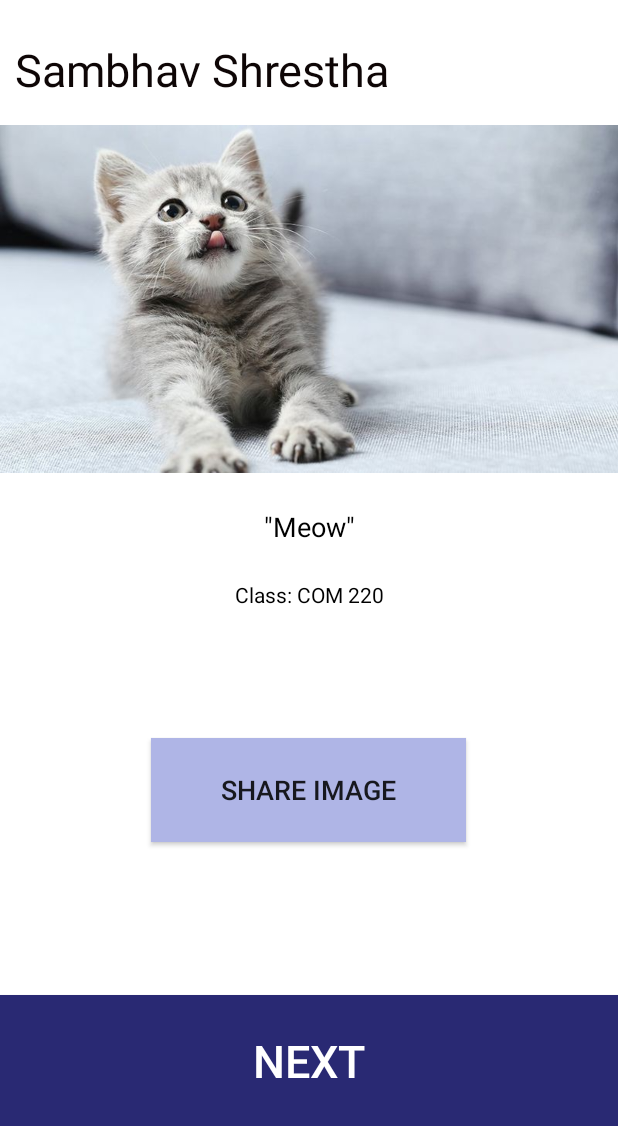
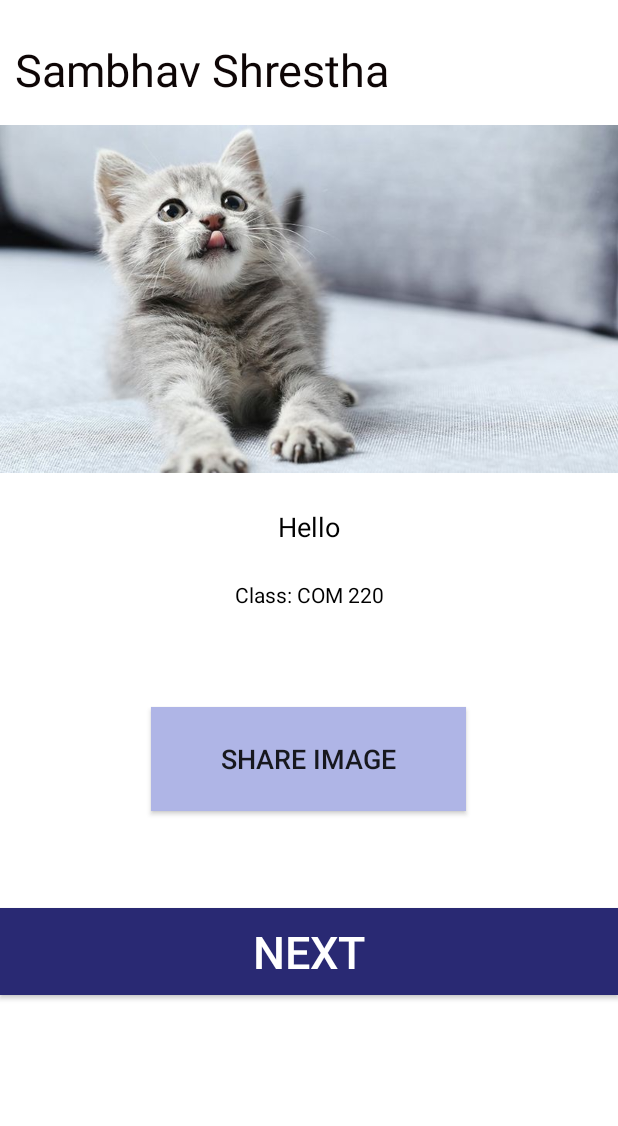
Before and after one commit to Sambhav101/YearbookProject, an Android app: the screen it shows after launch (SambhavActivity), after a tap on "VIEW YEARBOOKS", on a phone screen of 412 x 824 dp, the part 110-1236 px from its top. Run offline under Robolectric (Android 15) with nearby library versions, the phone set to English and light mode, and no system bars.

```diff
--- a/app/src/main/java/com/example/yearbookproject/MainActivity.kt
+++ b/app/src/main/java/com/example/yearbookproject/MainActivity.kt
@@ -2,20 +2,46 @@ package com.example.yearbookproject
 
 import android.app.NotificationChannel
 import android.app.NotificationManager
+import android.app.PendingIntent
 import android.content.Context
 import android.content.Intent
 import android.os.Build
+import android.os.Bundle
+import android.os.CountDownTimer
+import android.view.View
 import androidx.appcompat.app.AppCompatActivity
-import android.os.Bundle
-import android.view.View
 import androidx.core.app.NotificationCompat
+import androidx.core.app.NotificationManagerCompat
+
 
 class MainActivity : AppCompatActivity() {
     override fun onCreate(savedInstanceState: Bundle?) {
         super.onCreate(savedInstanceState)
+        createNotificationChannel()
         setContentView(R.layout.activity_main)
 
+        // Create an explicit intent for an Activity in your app
+        val intent = Intent(this, MainActivity::class.java).apply {
+            flags = Intent.FLAG_ACTIVITY_NEW_TASK or Intent.FLAG_ACTIVITY_CLEAR_TASK
+        }
+        val pendingIntent: PendingIntent = PendingIntent.getActivity(this, 0, intent, 0)
+
+        val builder = NotificationCompat.Builder(this, "channelID")
+                .setSmallIcon(R.drawable.ic_launcher_background)
+                .setContentTitle("My notification")
+                .setContentText("Hello World!")
+                .setPriority(NotificationCompat.PRIORITY_HIGH)
+                // Set the intent that will fire when the user taps the notification
+                .setContentIntent(pendingIntent)
+                .setAutoCancel(true)
+
+
+        with(NotificationManagerCompat.from(this)) {
+            // notificationId is a unique int for each notification that you must define
+            notify(1, builder.build())
+        }
     }
+
 
     fun openFeed(view: View) {
         val intent = Intent(this, SambhavActivity::class.java)
@@ -28,4 +54,21 @@ class MainActivity : AppCompatActivity() {
         startActivity(intent)
     }
 
+    private fun createNotificationChannel() {
+        // Create the NotificationChannel, but only on API 26+ because
+        // the NotificationChannel class is new and not in the support library
+        if (Build.VERSION.SDK_INT >= Build.VERSION_CODES.O) {
+            val name = getString(R.string.channel_name)
+            val descriptionText = getString(R.string.channel_description)
+            val importance = NotificationManager.IMPORTANCE_HIGH
+            val channel = NotificationChannel("channelID", name, importance).apply {
+                description = descriptionText
+            }
+            // Register the channel with the system
+            val notificationManager: NotificationManager =
+                    getSystemService(Context.NOTIFICATION_SERVICE) as NotificationManager
+            notificationManager.createNotificationChannel(channel)
+        }
+    }
+
 }
--- a/app/src/main/res/layout/activity_sambhav.xml
+++ b/app/src/main/res/layout/activity_sambhav.xml
@@ -105,7 +105,7 @@
         android:layout_width="match_parent"
         android:layout_height="71dp"
         android:gravity="center"
-        android:text='"Meow"'
+        android:text="Hello"
         android:textColor="#000000"
         android:textSize="18sp" />
 
@@ -121,7 +121,7 @@
     <androidx.constraintlayout.widget.ConstraintLayout
         android:id="@+id/linearLayout3"
         android:layout_width="match_parent"
-        android:layout_height="227dp">
+        android:layout_height="169dp">
 
         <Button
             android:id="@+id/button6"
@@ -145,7 +145,7 @@
     <Button
         android:id="@+id/button8"
         android:layout_width="match_parent"
-        android:layout_height="match_parent"
+        android:layout_height="58dp"
         android:background="#292973"
         android:onClick="next_p"
         android:text="Next"
--- a/app/src/main/res/layout/activity_webview.xml
+++ b/app/src/main/res/layout/activity_webview.xml
@@ -12,12 +12,12 @@
     <WebView
         android:id="@+id/web"
         android:layout_width="match_parent"
-        android:layout_height="749dp" />
+        android:layout_height="684dp" />
 
     <Button
         android:id="@+id/button3"
         android:layout_width="match_parent"
-        android:layout_height="match_parent"
+        android:layout_height="wrap_content"
         android:background="#040303"
         android:onClick="home"
         android:text="Home"
--- a/app/src/main/res/values/strings.xml
+++ b/app/src/main/res/values/strings.xml
@@ -1,4 +1,6 @@
 <resources>
     <string name="app_name">YearbookProject</string>
     <string name="textview">TextView</string>
+    <string name="channel_name">TestChannel</string>
+    <string name="channel_description">Hello World!</string>
 </resources>
```
